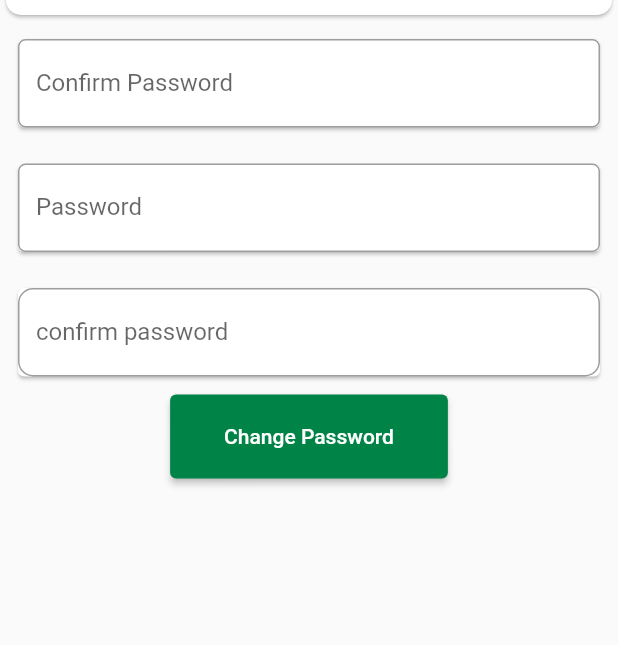
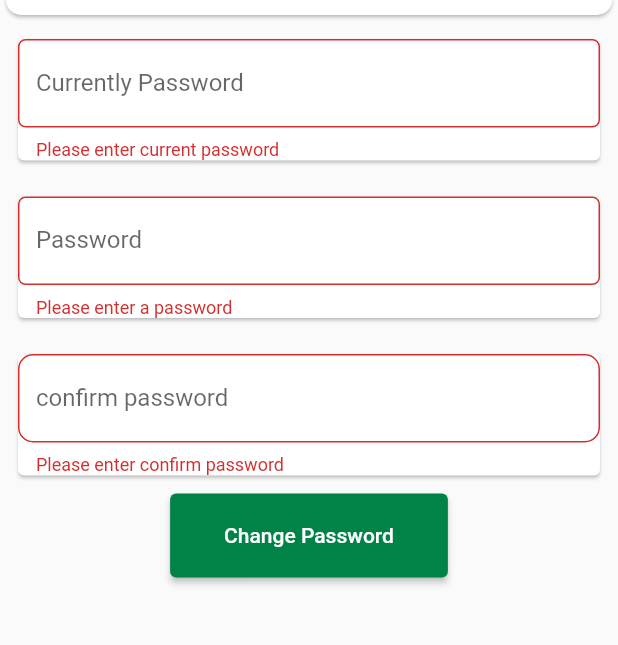
Before and after one commit to amohkaranja/Checkin-app, a Flutter app: the ChangePassword screen opened directly, after a tap on "Change Password", on a phone screen of 412 x 824 dp, the part 315-960 px from its top. Run offline on Flutter 3.47's test engine with Material 2 defaults, Android fonts, the phone set to English and light mode, and no system bars; our stand-ins replace flutter_dotenv, shared_preferences; accounts and stored records are empty; network calls fail.

Commit message:
security edditing

```diff
--- a/lib/screens/Scanned_classes.dart
+++ b/lib/screens/Scanned_classes.dart
@@ -1,6 +1,9 @@
 import 'package:checkin/screens/student_home.dart';
 import 'package:checkin/screens/user_profile.dart';
 import 'package:flutter/material.dart';
+
+import '../models/user_model.dart';
+import '../utils/apis_list.dart';
 
 class ScannedClasses extends StatefulWidget {
   const ScannedClasses({super.key});
@@ -10,6 +13,7 @@ class ScannedClasses extends StatefulWidget {
 }
 
 class _ScannedClassesState extends State<ScannedClasses> {
+
   @override
   Widget build(BuildContext context) {
     return Scaffold(
--- a/lib/screens/security.dart
+++ b/lib/screens/security.dart
@@ -1,4 +1,7 @@
+import 'package:checkin/screens/login_screen.dart';
 import 'package:flutter/material.dart';
+import '../models/user_model.dart';
+import '../utils/apis_list.dart';
 import 'user_profile.dart';
 import 'student_home.dart';
 
@@ -10,6 +13,71 @@ class ChangePassword extends StatefulWidget {
 }
 
 class _ChangePasswordState extends State<ChangePassword> {
+  final _formKey = GlobalKey<FormState>();
+  TextEditingController currentPasswordController = TextEditingController();
+   TextEditingController passwordController = TextEditingController();
+  TextEditingController confirmPasswordController = TextEditingController();
+  bool validatePassword() {
+    if (_password == _confirmPassowrd) {
+      return true;
+    } else {
+      return false;
+    }
+  }
+bool _isPassword = false;
+bool _loading=false;
+bool _isCurrentPassword = false;
+bool _isConfirmPassword = false;
+late String _password = "",
+_currentPassword="",
+_confirmPassowrd="";
+  Profile? _profile;
+  String _errorMessage = "";
+  @override
+void initState() {
+  super.initState();
+  loadProfileData();
+  }
+
+   Future<void> loadProfileData() async {
+  final profile = await profileData();
+   setState(() {
+      _profile = profile; // assign the value of profile to _profile
+    });
+}
+
+submit(){
+   setState(() {
+      _errorMessage = "";
+     // _loading=true;
+    });
+    var data= {"newPassword":_password,"oldPassword":_currentPassword,"confirm":_confirmPassowrd};
+    var url= "";
+    print(data);
+    // post(data, url, (result,error)=>{
+    //    if (result == null)
+    //             {
+    //               setState(() {
+    //               _loading=false;
+    //             }),
+    //               print(error),
+    //               setState(() {
+    //                 _errorMessage = error;
+    //               })
+    //             }
+    //           else
+    //             {
+    //                 setState(() {
+    //               _loading=false;
+    //             }),
+    //               Navigator.push(
+    //                 context,
+    //                 MaterialPageRoute(
+    //                     builder: (context) => HomeScreen()),
+    //               )
+    //             }
+    // });
+}
   @override
   Widget build(BuildContext context) {
     return Scaffold(
@@ -21,7 +89,9 @@ class _ChangePasswordState extends State<ChangePassword> {
         ),
         backgroundColor: const Color(0xff008346),
       ),
-       body: Stack(
+       body: Form(
+          key: _formKey,
+         child: Stack(
             children:<Widget>[ Column(children:<Widget> [
                       Container(
 
@@ -51,17 +121,29 @@ class _ChangePasswordState extends State<ChangePassword> {
                   padding: const EdgeInsets.all(8.0),
                   child: Card(
                     child: TextFormField(
+                      controller: currentPasswordController,
                       obscureText: true,
                       decoration: InputDecoration(
-                      labelText: 'Confirm Password',
+                        labelText: 'Currently Password',
                         border: OutlineInputBorder(
                           borderRadius: BorderRadius.circular(5.0),
                           gapPadding: 5.0,
                         ),
                       ),
-                    onSaved: (value) => {},
+                      validator: (value) {
+                      if (value!.isEmpty) {
+                        return 'Please enter current password';
+                      } else {
+                         setState(() {
+                        _currentPassword = value;
+                    });
+                      }
+                    },
+                    onSaved: (value) => _currentPassword = value!,
                      onChanged: (value) {
-
+                setState(() {
+                  _currentPassword = value;
+                });
               },
                     ),
                   ),
@@ -70,6 +152,7 @@ class _ChangePasswordState extends State<ChangePassword> {
                     padding: const EdgeInsets.all(8.0),
                     child: Card(
                       child: TextFormField(
+                        controller: passwordController,
                                   obscureText: true,
                                   decoration: InputDecoration(
                         labelText: 'Password',
@@ -78,9 +161,24 @@ class _ChangePasswordState extends State<ChangePassword> {
                           gapPadding: 5.0,
                         ),
                                   ),
-                                onSaved: (value) => {},
+                validator: (value) {
+                if (value!.isEmpty) {
+                  setState(() {
+                    _isPassword = false;
+                  });
+                  return 'Please enter a password';
+                } else {
+                  setState(() {
+                    _isPassword = true;
+                  });
+                  return isPasswordValid(value);
+                }
+              },
+              onSaved: (value) => _password = value!,
               onChanged: (value) {
-
+                setState(() {
+                  _password = value;
+                });
               },
                                 ),
                     ),
@@ -90,6 +188,7 @@ class _ChangePasswordState extends State<ChangePassword> {
                   padding: const EdgeInsets.all(8.0),
                   child: Card(
                     child: TextFormField(
+                      controller: confirmPasswordController,
                       decoration: InputDecoration(
                           labelText: 'confirm password',
                           border: OutlineInputBorder(
@@ -100,13 +199,21 @@ class _ChangePasswordState extends State<ChangePassword> {
               validator: (value) {
                 if (value!.isEmpty) {
                   return 'Please enter confirm password';
+                } else {
+                  if (value != _password) {
+                    return 'password does not match';
+                  }
                 }
 
                 return null;
               },
               onEditingComplete: () {
-
+                _confirmPassowrd= confirmPasswordController.text;
+                if (!validatePassword()) {
+                  // Show an error message or perform some other action
+                }
               },
+              onSaved: (value) => _confirmPassowrd = value!,
                     ),
                   ),
                 ),
@@ -115,67 +222,37 @@ class _ChangePasswordState extends State<ChangePassword> {
                   backgroundColor: const Color(0xff008346),
                 ),
                 onPressed: () {
+                  submit();
+
+                   if (_formKey.currentState!.validate()) {
+                _formKey.currentState!.save();
+
+
+              }
                 },
                 child: Padding(
                   padding: const EdgeInsets.all(20.0),
                   child: const Text('Change Password'),
                 ),
               ),
+                      _loading?  Center(
+             child: Column(
+          mainAxisAlignment: MainAxisAlignment.center,
+          children: const [
+            CircularProgressIndicator(
+                valueColor: AlwaysStoppedAnimation<Color>(const Color(0xff008346)),
+            ),
+            SizedBox(height: 8),
+            Text(
+              'Loading...',
+              style: TextStyle(fontStyle: FontStyle.italic),
+            ),
+          ],
+             ),
+           ):Container()
                 ]),
-
-            //  Positioned(
-            //   left: 0,
-            // bottom: 0,
-            // right: 0,
-            //    child: Padding(
-            //     padding: const EdgeInsets.symmetric(vertical: 10.0,),
-            //     child: Center(
-            //       child: Row(
-            //         mainAxisAlignment: MainAxisAlignment.spaceEvenly,
-            //         children: [
-            //           Column(
-            //             children:  <Widget>[
-
-            //               GestureDetector(
-            //                 onTap: () {
-            //                   Navigator.push(
-            //               context,
-            //               MaterialPageRoute(
-            //                   builder: (context) => StudentHomeScreen()),
-            //             );
-            //                 },
-            //                 child: Image(
-            //                   image: AssetImage("assets/images/home.png"),
-            //                   height: 40,
-            //                 ),
-            //               ),
-            //               Text("Home")
-            //             ],
-            //           ),
-            //           Column(
-            //             children:  [
-            //               GestureDetector(
-            //                 onTap: () {
-            //                   Navigator.push(
-            //               context,
-            //               MaterialPageRoute(
-            //                   builder: (context) => User_Profile()),
-            //             );
-            //                 },
-            //                 child: const Image(
-            //                   image: AssetImage("assets/images/account.png"),
-            //                   height: 40,
-            //                 ),
-            //               ),
-            //               const Text("Profile")
-            //             ],
-            //           )
-            //         ],
-            //       ),
-            //     ),
-            //              ),
-            //  ),
-       ])
+         ]),
+       )
 
     );
   }
--- a/lib/widgets/login_form.dart
+++ b/lib/widgets/login_form.dart
@@ -73,7 +73,7 @@ class _LoginFormState extends State<LoginForm> {
                   )
                 : Container(height: 1),
             TextFormField(
-              initialValue: "adminuser@email.com",
+              initialValue: "studentuser@email.com",
               decoration: InputDecoration(
                   labelText: 'Username',
 
@@ -93,7 +93,7 @@ class _LoginFormState extends State<LoginForm> {
               height: 10.0,
             ),
             TextFormField(
-              initialValue: "admin1234",
+              initialValue: "student9876",
               decoration: InputDecoration(
                   labelText: 'Password',
                   border: OutlineInputBorder(
```
Also changed, not shown: lib/utils/apis_list.dart (+60 -5 lines), lib/widgets/register_form.dart (+0 -33 lines). Lines whose indentation alone changed are shown as unchanged.
